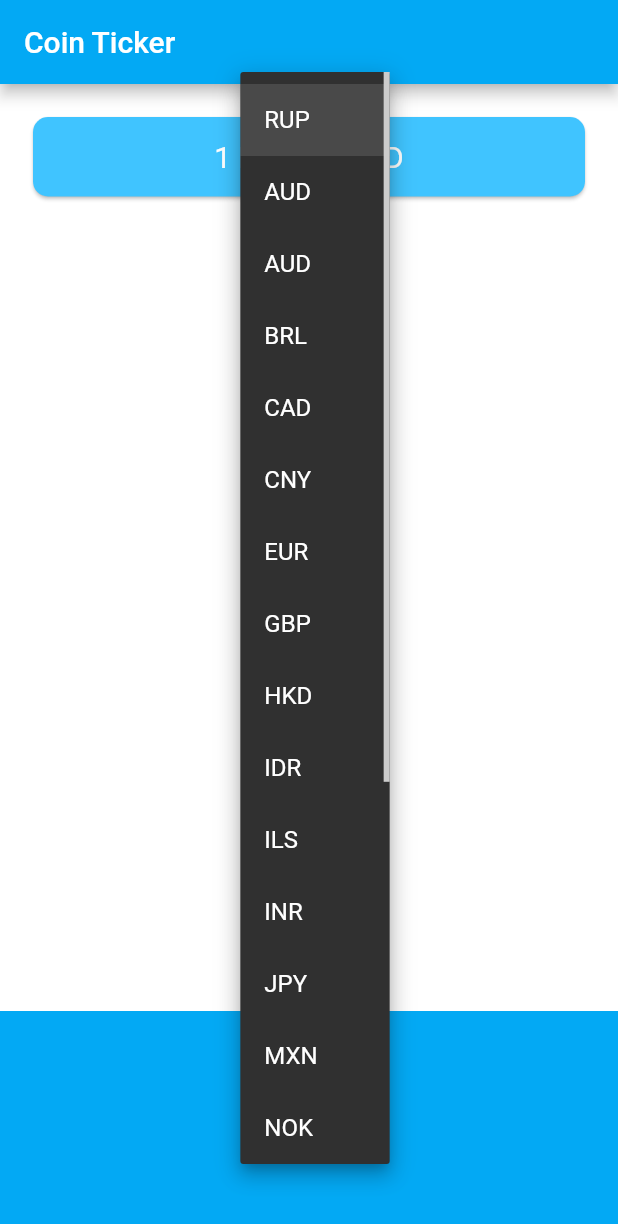
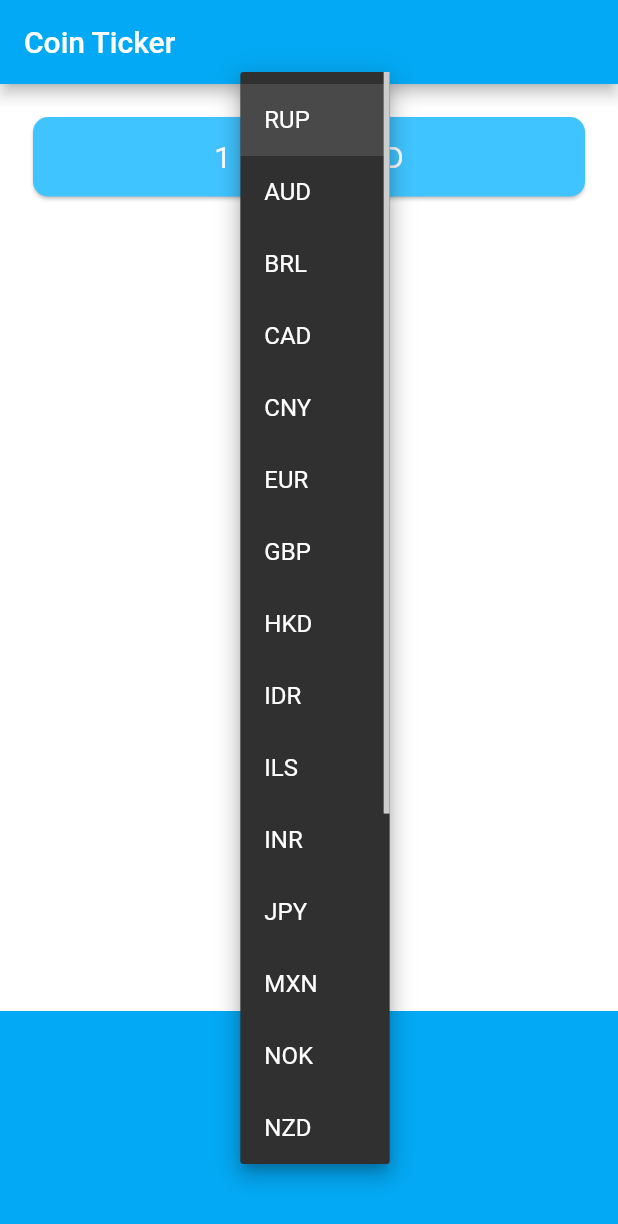
Before and after one commit to Abhishek-J-B-R-I/golden_medal, a Flutter app: the screen it shows after launch, after a tap on "RUP", on a phone screen of 412 x 824 dp. Shown: the top 1224 px of the screen. Run offline on Flutter 3.47's test engine with Material 2 defaults, Android fonts, the phone set to English and light mode, and no system bars.

Commit message:
dropdownmenutitem done

```diff
--- a/lib/price_screen.dart
+++ b/lib/price_screen.dart
@@ -55,12 +55,12 @@ class _price_screenState extends State<price_screen> {
   return dropdownItems;
   }*/
 
-    List<DropdownMenuItem<String>> getDropdownItem(){
+   /* List<DropdownMenuItem<String>> getDropdownItem(){
       int i=0;
       List<DropdownMenuItem<String>> dropdownItems = [
         DropdownMenuItem(child:Text("RUP") ,value: "RUP",),
 
-        DropdownMenuItem(child:Text("${currency_list[i]}") ,value: "${currency_list[i]}",),
+       // DropdownMenuItem(child:Text("${currency_list[i]}") ,value: "${currency_list[i]}",),
       ];
       for(int i=0;i<currency_list.length;i++){
        // i=1;
@@ -71,11 +71,27 @@ class _price_screenState extends State<price_screen> {
         );}
 
       return dropdownItems;
-      }
-
+      }*/
+//c style for loop used here
   //  }
 
+  List<DropdownMenuItem<String>> getDropdownItem(){
+    int i=0;
+    List<DropdownMenuItem<String>> dropdownItems = [
+      DropdownMenuItem(child:Text("RUP") ,value: "RUP",),
 
+      // DropdownMenuItem(child:Text("${currency_list[i]}") ,value: "${currency_list[i]}",),
+    ];
+    for(String c in currency_list){
+      // i=1;
+      dropdownItems.add(DropdownMenuItem(
+        child: Text(c),
+        value: "$c",
+      )
+      );}
+
+    return dropdownItems;
+  }
 
 
 
@@ -130,3 +146,4 @@ class _price_screenState extends State<price_screen> {
     );
   }
 }
+//ios now
```
